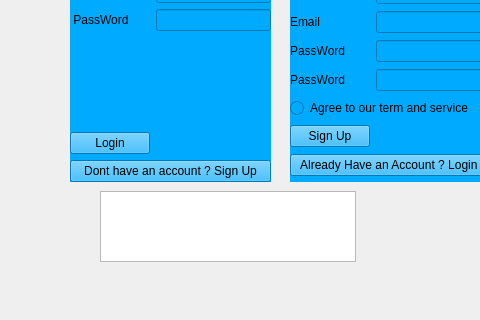
First picture: the form in Login_Sign_page/login_sign_page.ui, repository meh3one/Ap-FinalProj, before the edit; both pictures show x 0 to 480 and y 239 to 559 of the 959 by 559 pixel window.
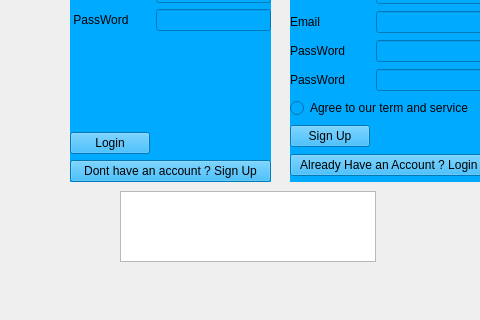
Second picture: the form after the edit. Icons and pictures are not drawn.

```diff
--- a/Login_Sign_page/login_sign_page.ui
+++ b/Login_Sign_page/login_sign_page.ui
@@ -161,7 +161,7 @@
    <widget class="QTextBrowser" name="Output">
     <property name="geometry">
      <rect>
-      <x>100</x>
+      <x>120</x>
       <y>430</y>
       <width>256</width>
       <height>71</height>
```
Left out of the diff: 70 changed lines with no effect on the pictures.
